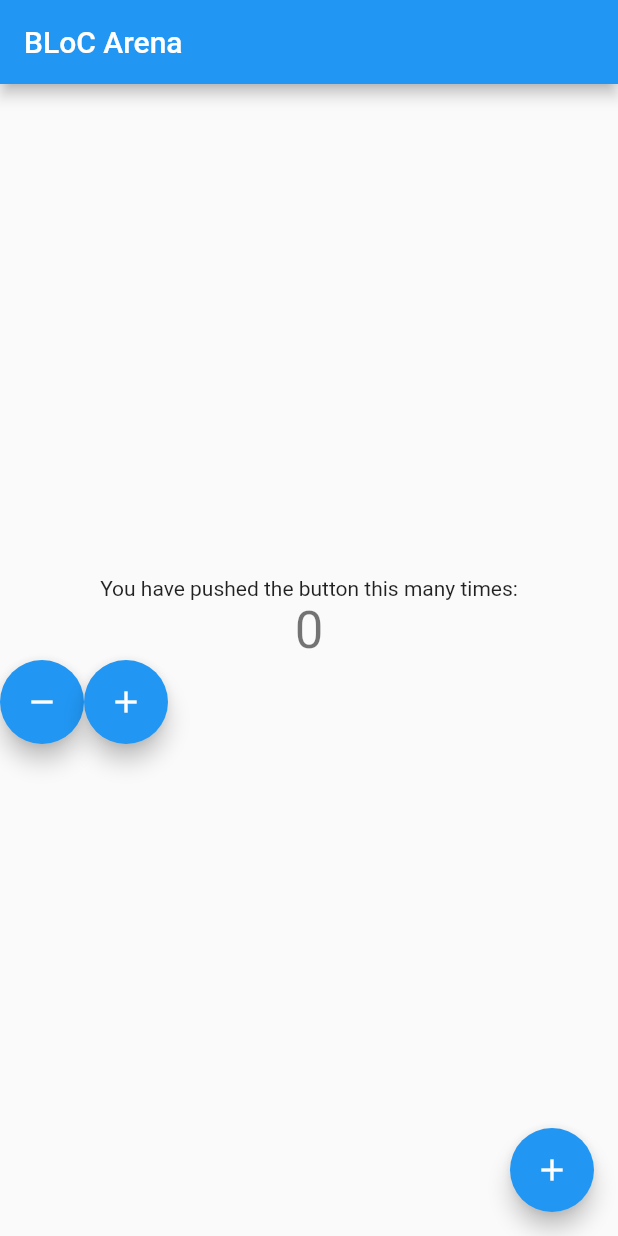
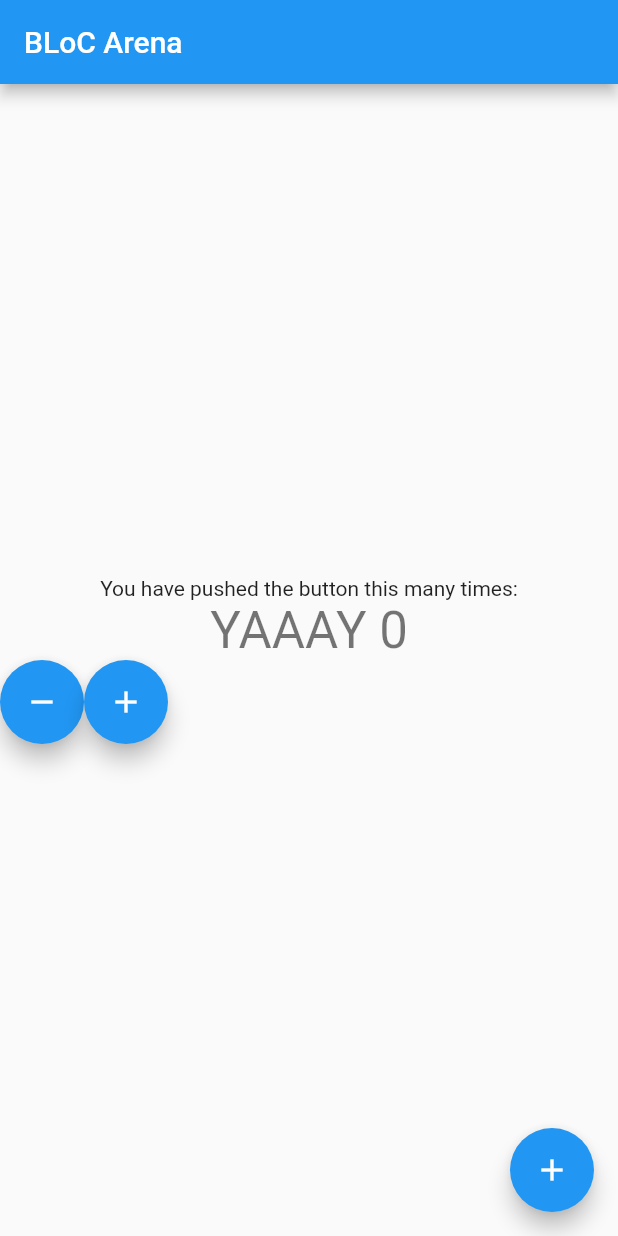
Before and after one commit to walidwazini/Flutter-LearningBLoC, a Flutter app: the screen it shows after launch, on a phone screen of 412 x 824 dp. Run offline on Flutter 3.47's test engine with Material 2 defaults, Android fonts, the phone set to English and light mode, and no system bars; our stand-ins replace bloc, flutter_bloc.

```diff
--- a/lib/main.dart
+++ b/lib/main.dart
@@ -50,9 +50,13 @@ class _MyHomePageState extends State<MyHomePage> {
       appBar: AppBar(
         title: Text(widget.title),
       ),
-      body: BlocListener<CounterCubit, CounterState>(
-        listener: (context, state) {
-          // TODO: implement listener
+      body: Center(
+        child: Column(
+          mainAxisAlignment: MainAxisAlignment.center,
+          children: <Widget>[
+            Text('You have pushed the button this many times:',),
+            BlocConsumer<CounterCubit, CounterState>(
+              listener:(context, state) {
                 if (state.wasIncremented == true){
                   Scaffold.of(context).showSnackBar(
                       SnackBar(content: Text('Incremented'), duration: Duration(milliseconds: 300),)
@@ -62,18 +66,22 @@ class _MyHomePageState extends State<MyHomePage> {
                       SnackBar(content: Text('Decremented'), duration: Duration(milliseconds: 300),)
                   );
                 }
-        },
-        child: Center(
-          child: Column(
-            mainAxisAlignment: MainAxisAlignment.center,
-            children: <Widget>[
-              Text('You have pushed the button this many times:',),
-              BlocBuilder<CounterCubit, CounterState>(
+              } ,
               builder: (context, state) {
                 if (state.counterValue < 0) {
                   return Text('WOahh, NEGATIVE VALUE ${state.counterValue
                       .toString()} ');
-                  }
+                }  else if (state.counterValue % 2 == 0) {
+                  return Text(
+                    'YAAAY ' + state.counterValue.toString(),
+                    style: Theme.of(context).textTheme.headline4,
+                  );
+                } else if (state.counterValue == 5) {
+                  return Text(
+                    'HMM, NUMBER 5',
+                    style: Theme.of(context).textTheme.headline4,
+                  );
+                } else
                 return Text(state.counterValue.toString(),
                   style: Theme
                       .of(context)
@@ -101,7 +109,6 @@ class _MyHomePageState extends State<MyHomePage> {
           ],
         ),
       ),
-      ),
       floatingActionButton: FloatingActionButton(
         onPressed: _incrementCounter,
         tooltip: 'Increment',
```
Lines whose indentation alone changed are shown as unchanged.
